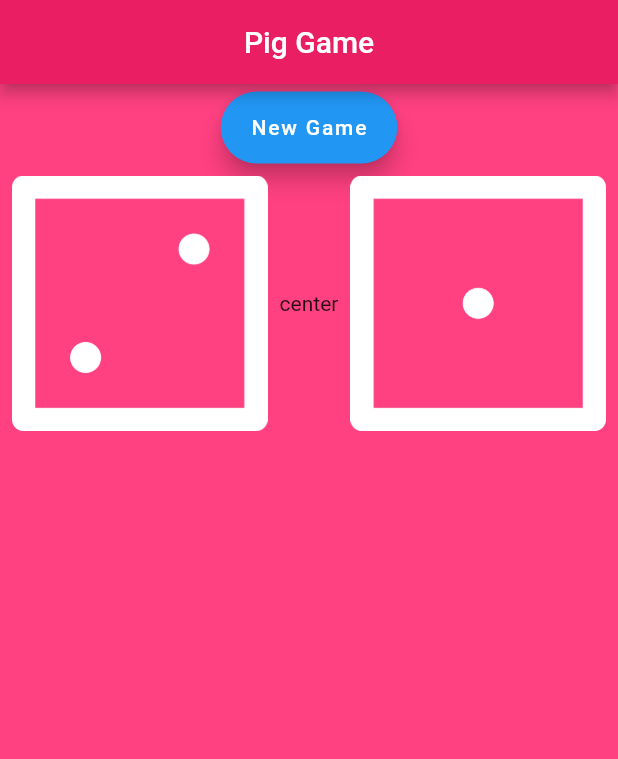
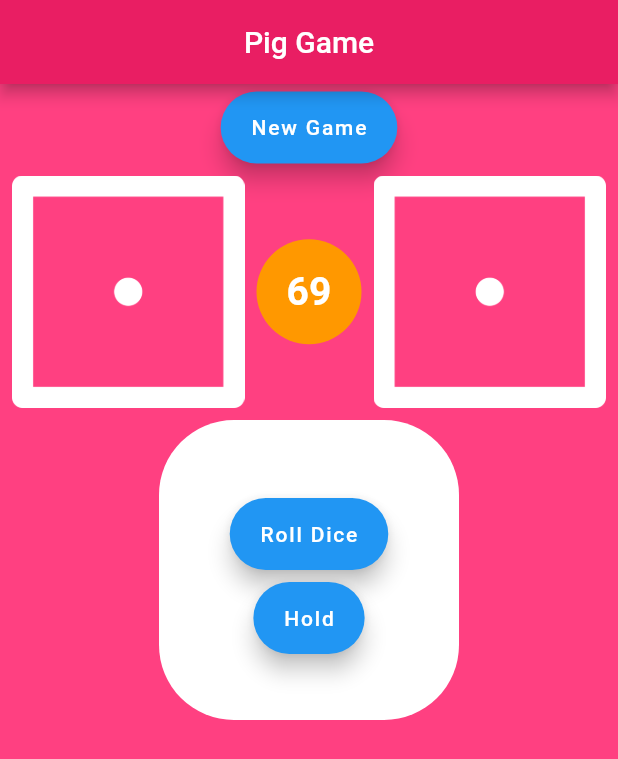
Before and after one commit to RomjanHossain/pigGameFlutter, a Flutter app: the screen it shows after launch, on a phone screen of 412 x 824 dp. Shown: the top 759 px of the screen. Run offline on Flutter 3.47's test engine with Material 2 defaults, Android fonts, the phone set to English and light mode, and no system bars.

Commit message:
roll dice function added

```diff
--- a/lib/game.dart
+++ b/lib/game.dart
@@ -1,4 +1,5 @@
 import 'package:flutter/material.dart';
+import 'dart:math';
 
 class GamePage extends StatefulWidget {
   @override
@@ -6,6 +7,16 @@ class GamePage extends StatefulWidget {
 }
 
 class _GamePageState extends State<GamePage> {
+  Random random = new Random();
+  int first = 1;
+  int second = 1;
+  void rollDice() {
+    setState(() {
+      first = random.nextInt(6) + 1;
+      second = random.nextInt(6) + 1;
+    });
+  }
+
   @override
   Widget build(BuildContext context) {
     return Container(
@@ -16,7 +27,9 @@ class _GamePageState extends State<GamePage> {
             child: Padding(
               padding: const EdgeInsets.only(top: 5),
               child: FloatingActionButton.extended(
-                onPressed: () {},
+                onPressed: () {
+                  print('New Game btn pressed');
+                },
                 label: Text('New Game'),
               ),
             ),
@@ -26,21 +39,63 @@ class _GamePageState extends State<GamePage> {
               Expanded(
                 child: Padding(
                   padding: const EdgeInsets.all(8.0),
-                  child: Image.asset('images/dice2.png'),
+                  child: Image.asset('images/dice$first.png'),
                 ),
               ),
               Container(
-                // color: Colors.red,
-                child: Text('center'),
+                // color: Colors.white,
+                width: 70,
+                height: 70,
+                child: Center(
+                    child: Text(
+                  '69',
+                  style: TextStyle(
+                    fontSize: 26,
+                    color: Colors.white,
+                    fontWeight: FontWeight.bold,
+                  ),
+                )),
+                decoration:
+                    BoxDecoration(color: Colors.orange, shape: BoxShape.circle),
               ),
               Expanded(
                 child: Padding(
                   padding: const EdgeInsets.all(8.0),
-                  child: Image.asset('images/dice1.png'),
+                  child: Image.asset('images/dice$second.png'),
                 ),
               ),
-              // Text("what")
             ],
+          ),
+          Center(
+            child: Container(
+              height: 200,
+              width: 200,
+              // color: Colors.white,
+              child: Center(
+                child: Column(
+                  mainAxisAlignment: MainAxisAlignment.center,
+                  children: <Widget>[
+                    Padding(
+                      padding: const EdgeInsets.all(8.0),
+                      child: FloatingActionButton.extended(
+                        onPressed: () {
+                          rollDice();
+                        },
+                        label: Text('Roll Dice'),
+                      ),
+                    ),
+                    FloatingActionButton.extended(
+                      onPressed: () {},
+                      label: Text('Hold'),
+                    ),
+                  ],
+                ),
+              ),
+              decoration: BoxDecoration(
+                  color: Colors.white,
+                  // shape: BoxShape.rectangle,
+                  borderRadius: BorderRadius.circular(50)),
+            ),
           ),
         ],
       ),
```
